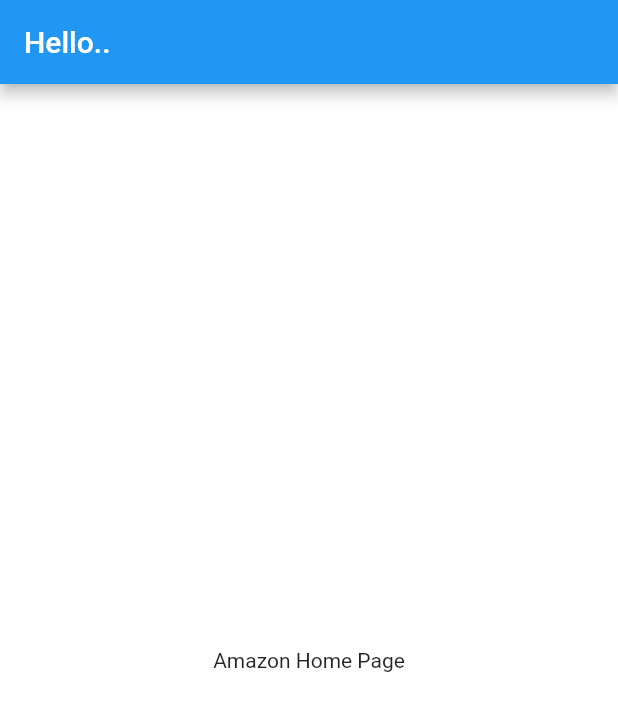
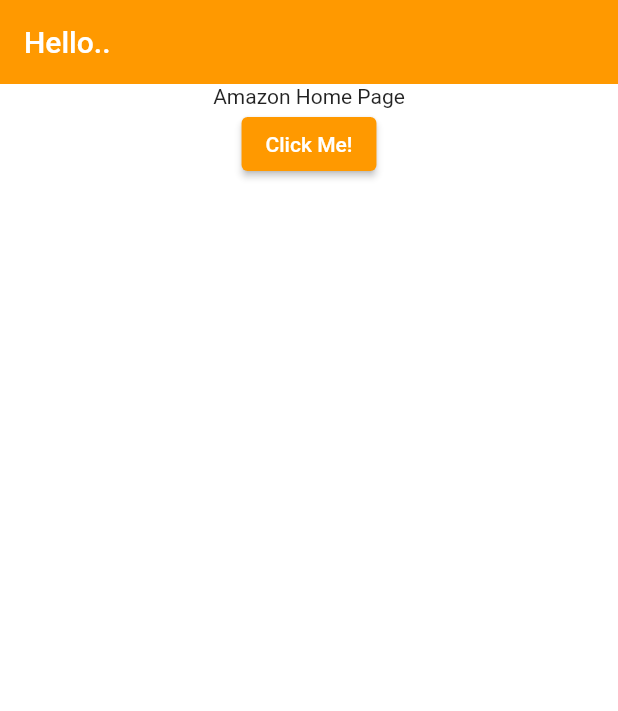
Before and after one commit to laststonedjs/Amazon_Clone_App, a Flutter app: the screen it shows after launch, on a phone screen of 412 x 824 dp. Shown: the top 711 px of the screen. Run offline on Flutter 3.47's test engine with Material 2 defaults, Android fonts, the light colour scheme and no system bars.

Commit message:
setting up themes colors

```diff
--- a/lib/main.dart
+++ b/lib/main.dart
@@ -13,16 +13,35 @@
   Widget build(BuildContext context) {
     return MaterialApp(
       title: 'Amazon Clone',
-      theme:
-          ThemeData(scaffoldBackgroundColor: GlobalVariables.backgroundColor),
+      theme: ThemeData(
+        scaffoldBackgroundColor: GlobalVariables.backgroundColor,
+        // ignore: prefer_const_constructors
+        colorScheme: ColorScheme.light(
+          primary: GlobalVariables.secondaryColor,
+        ),
+        appBarTheme: const AppBarTheme(
+          elevation: 0,
+          iconTheme: IconThemeData(
+            color: Colors.black,
+          ),
+        ),
+      ),
       home: Scaffold(
         appBar: AppBar(
           title: const Text('Hello..'),
         ),
-        body: const Center(
-          child: Text(
-            'Amazon Home Page',
-          ),
+        body: Column(
+          children: [
+            const Center(
+              child: Text(
+                'Amazon Home Page',
+              ),
+            ),
+            ElevatedButton(
+              onPressed: () {},
+              child: const Text('Click Me!'),
+            ),
+          ],
         ),
       ),
     );
```
